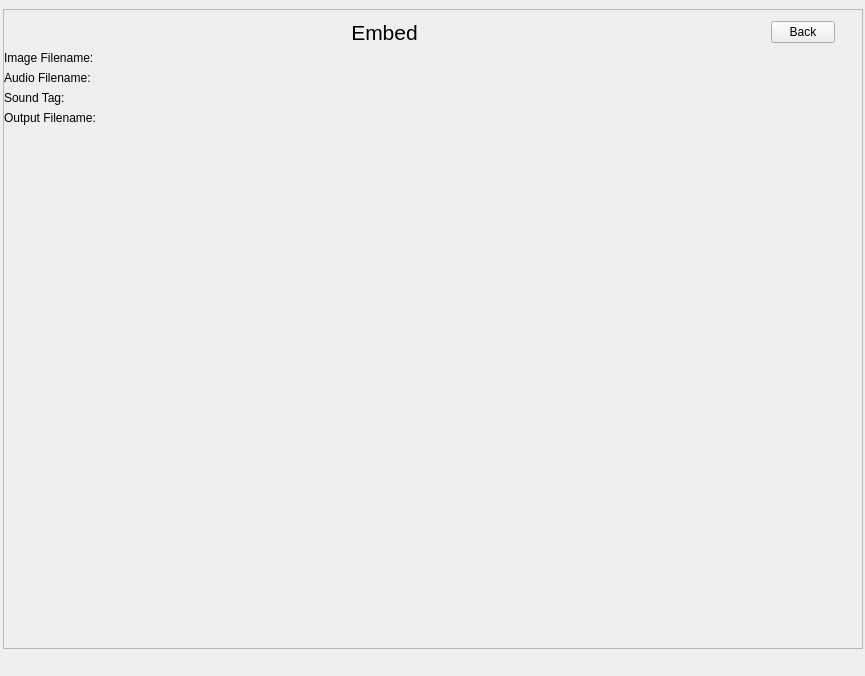
First picture: the form in resources/qt/embedwidget.ui, repository jmdaemon/oggex, before the edit.
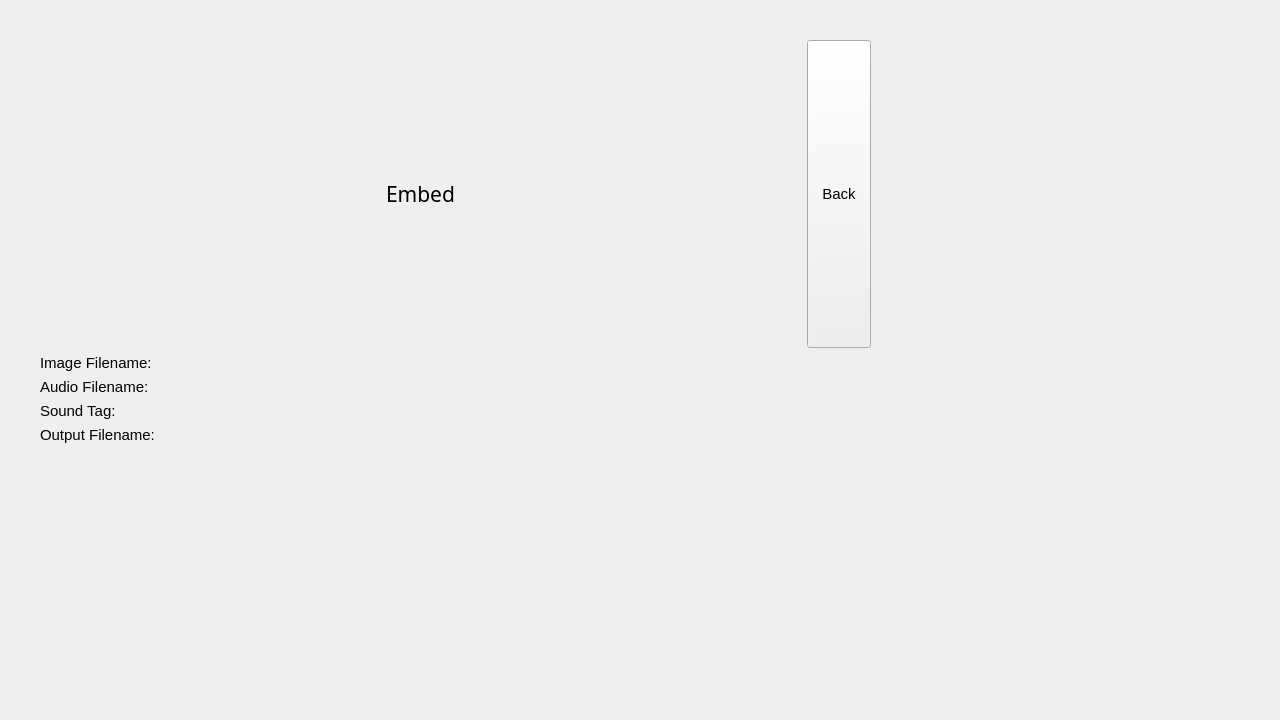
Second picture: the form after the edit.

Commit message: Adjust font sizes for oggex-qt

What changed in the file:
```diff
--- a/resources/qt/embedwidget.ui
+++ b/resources/qt/embedwidget.ui
@@ -6,8 +6,8 @@
    <rect>
     <x>0</x>
     <y>0</y>
-    <width>865</width>
-    <height>676</height>
+    <width>1280</width>
+    <height>720</height>
    </rect>
   </property>
   <property name="sizePolicy">
@@ -28,6 +28,11 @@
     <height>1080</height>
    </size>
   </property>
+  <property name="font">
+   <font>
+    <pointsize>11</pointsize>
+   </font>
+  </property>
   <property name="windowTitle">
    <string>Form</string>
   </property>
@@ -56,43 +61,34 @@
     <property name="bottomMargin">
      <number>6</number>
     </property>
-    <item>
-     <widget class="QScrollArea" name="scrollArea">
-      <property name="sizePolicy">
-       <sizepolicy hsizetype="Expanding" vsizetype="Expanding">
-        <horstretch>0</horstretch>
-        <verstretch>0</verstretch>
-       </sizepolicy>
-      </property>
-      <property name="widgetResizable">
-       <bool>true</bool>
-      </property>
-      <widget class="QWidget" name="scrollAreaContents">
-       <property name="geometry">
-        <rect>
-         <x>0</x>
-         <y>0</y>
-         <width>858</width>
-         <height>638</height>
-        </rect>
-       </property>
+   </layout>
+  </widget>
        <widget class="QWidget" name="verticalLayoutWidget_2">
         <property name="geometry">
          <rect>
-          <x>0</x>
-          <y>10</y>
+     <x>40</x>
+     <y>40</y>
           <width>831</width>
           <height>621</height>
          </rect>
         </property>
         <layout class="QVBoxLayout" name="verticalLayout_2">
          <property name="sizeConstraint">
-          <enum>QLayout::SetMaximumSize</enum>
+     <enum>QLayout::SetDefaultConstraint</enum>
          </property>
          <item>
           <layout class="QHBoxLayout" name="horizontalLayout">
+      <property name="sizeConstraint">
+       <enum>QLayout::SetMinimumSize</enum>
+      </property>
            <item>
             <widget class="QLabel" name="lbl_embed">
+        <property name="sizePolicy">
+         <sizepolicy hsizetype="Minimum" vsizetype="Minimum">
+          <horstretch>0</horstretch>
+          <verstretch>0</verstretch>
+         </sizepolicy>
+        </property>
              <property name="maximumSize">
               <size>
                <width>16777215</width>
@@ -101,7 +97,7 @@
              </property>
              <property name="font">
               <font>
-               <family>Arial</family>
+          <family>Sans Serif</family>
                <pointsize>16</pointsize>
                <italic>false</italic>
               </font>
@@ -116,6 +112,12 @@
            </item>
            <item>
             <widget class="QPushButton" name="btn_back">
+        <property name="sizePolicy">
+         <sizepolicy hsizetype="Minimum" vsizetype="Minimum">
+          <horstretch>0</horstretch>
+          <verstretch>0</verstretch>
+         </sizepolicy>
+        </property>
              <property name="maximumSize">
               <size>
                <width>64</width>
@@ -125,6 +127,9 @@
              <property name="text">
               <string>Back</string>
              </property>
+        <property name="autoDefault">
+         <bool>false</bool>
+        </property>
             </widget>
            </item>
           </layout>
@@ -160,11 +165,6 @@
             </widget>
            </item>
           </layout>
-         </item>
-        </layout>
-       </widget>
-      </widget>
-     </widget>
     </item>
    </layout>
   </widget>
```
Lines whose indentation alone changed are shown as unchanged. The commit also changes 2 other files.
